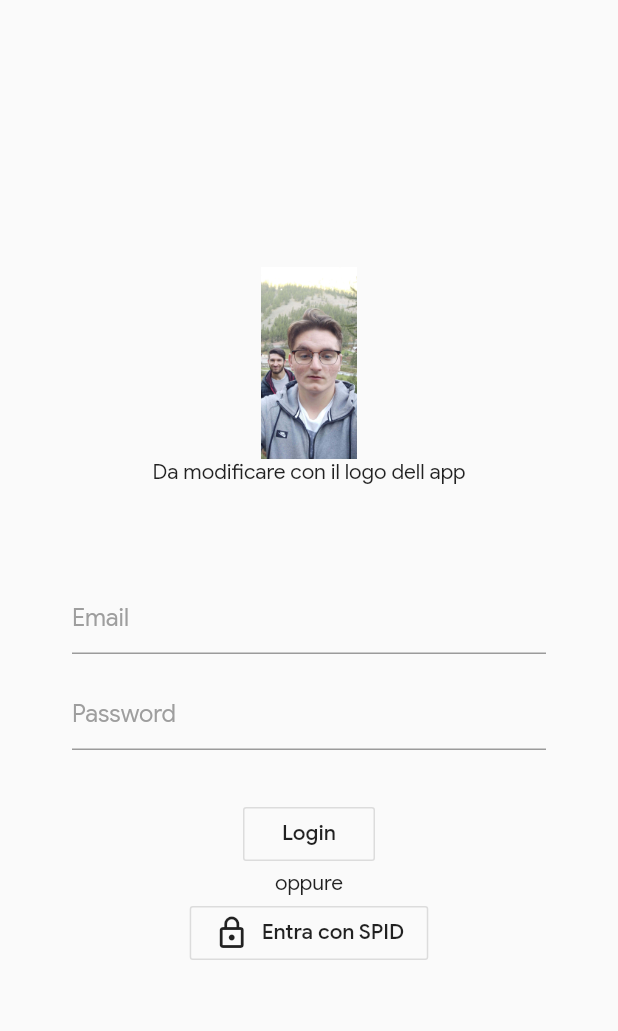
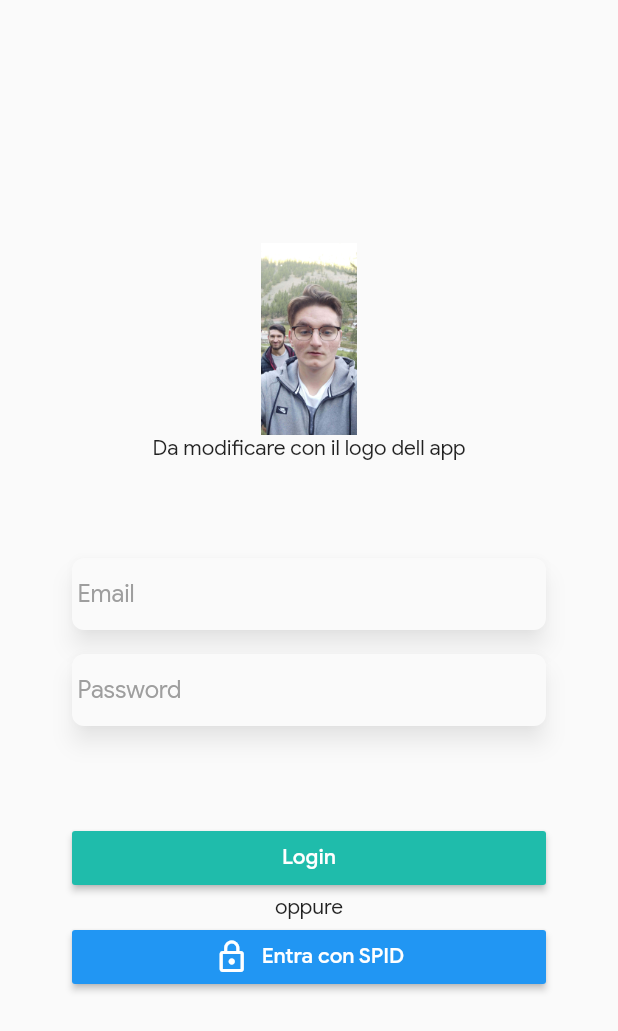
Before and after one commit to Harshurp20/scontreeno, a Flutter app: the LoginPage screen opened directly, on a phone screen of 412 x 824 dp. Shown: the top 1031 px of the screen. Run offline on Flutter 3.47's test engine with Material 2 defaults, Android fonts, the light colour scheme and no system bars; our stand-ins replace dio, fl_chart, flare_flutter; missing offline and left inert: flare_dart, flutter_nfc_reader, flutter_qr_reader; network calls fail.

```diff
--- a/app/lib/pages_app/login_page/login.dart
+++ b/app/lib/pages_app/login_page/login.dart
@@ -1,10 +1,12 @@
 import 'package:flutter/material.dart';
 import 'package:scontreeno/misc/palette.dart';
+import 'package:scontreeno/pages_app/transactions_list/transactions_list_page.dart';
 
 class LoginPage extends StatelessWidget {
   @override
   Widget build(BuildContext context) {
     return Scaffold(
+      resizeToAvoidBottomInset: false,
       body: Padding(
         padding: const EdgeInsets.all(48.0),
         child: Center(
@@ -21,34 +23,60 @@ class LoginPage extends StatelessWidget {
               SizedBox(
                 height: 64.0,
               ),
-              TextField(
+              Material(
+                elevation: 6.0,
+                shadowColor: Colors.black38,
+                clipBehavior: Clip.antiAlias,
+                borderRadius: BorderRadius.circular(8.0),
+                child: TextField(
                   decoration: InputDecoration(
-                  hintText: 'Email',
+                    hintText: ' Email',
+                    border: InputBorder.none,
                     hintStyle: TextStyle(color: Colors.grey),
+                  ),
                 ),
               ),
               SizedBox(
                 height: 16.0,
               ),
-              TextField(
+              Material(
+                elevation: 6.0,
+                shadowColor: Colors.black38,
+                clipBehavior: Clip.antiAlias,
+                borderRadius: BorderRadius.circular(8.0),
+                child: TextField(
                   decoration: InputDecoration(
-                  hintText: 'Password',
+                    hintText: ' Password',
+                    border: InputBorder.none,
                     hintStyle: TextStyle(color: Colors.grey),
                   ),
                 ),
+              ),
               SizedBox(
-                height: 32.0,
+                height: 64.0,
               ),
-              OutlineButton(
-                child: Text('Login'),
-                onPressed: () {},
+              RaisedButton(
+                color: Palette.lightBlue,
+                textColor: Colors.white,
+                child: Row(
+                  mainAxisAlignment: MainAxisAlignment.center,
+                  children: <Widget>[
+                    Text('Login'),
+                  ],
+                ),
+                onPressed: () => Navigator.pushReplacement(
+                  context,
+                  new MaterialPageRoute(
+                    builder: (context) => TransactionsListPage(),
+                  ),
+                ),
               ),
               Text('oppure'),
-              Row(
+              RaisedButton(
+                textColor: Colors.white,
+                color: Colors.blue,
+                child: Row(
                   mainAxisAlignment: MainAxisAlignment.center,
-                children: <Widget>[
-                  OutlineButton(
-                    child: Row(
                   children: <Widget>[
                     Icon(Icons.lock_outline),
                     SizedBox(
@@ -57,9 +85,12 @@ class LoginPage extends StatelessWidget {
                     Text('Entra con SPID'),
                   ],
                 ),
-                    onPressed: () {},
+                onPressed: () => Navigator.pushReplacement(
+                  context,
+                  new MaterialPageRoute(
+                    builder: (context) => TransactionsListPage(),
                   ),
-                ],
+                ),
               ),
             ],
           ),
```
Lines whose indentation alone changed are shown as unchanged.
